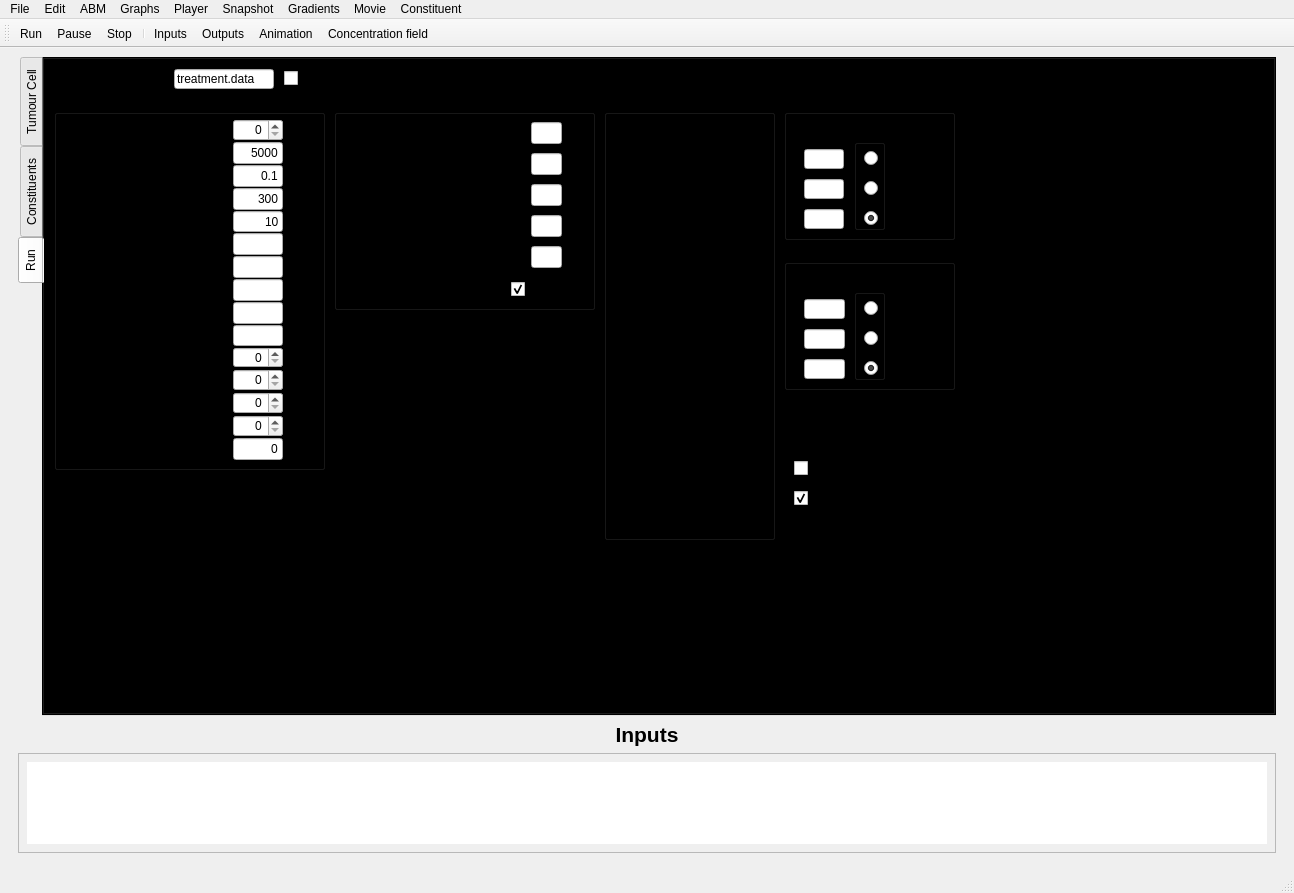
First picture: the form in GUI/spheroid_GUI.ui, repository gibbogle/spheroid-abm, before the edit.
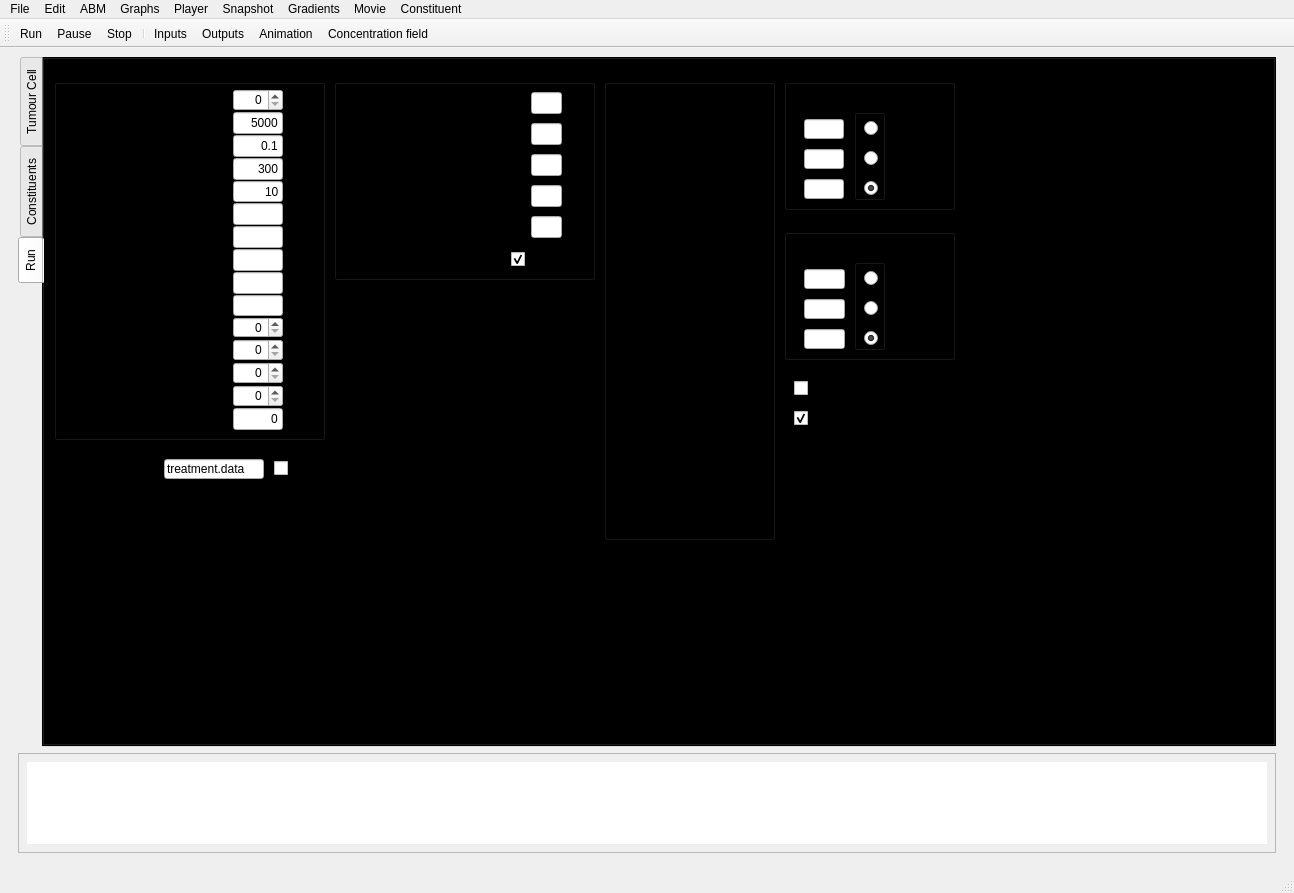
Second picture: the form after the edit. Icons and pictures are not drawn. Custom widgets are drawn as their Qt base class.

Commit message: Sizing of graph select groupbox

```diff
--- a/GUI/spheroid_GUI.ui
+++ b/GUI/spheroid_GUI.ui
@@ -1399,8 +1399,8 @@
            <widget class="QMyLabel" name="label_TREATMENT_FILE">
             <property name="geometry">
              <rect>
-              <x>30</x>
-              <y>10</y>
+              <x>20</x>
+              <y>400</y>
               <width>101</width>
               <height>21</height>
              </rect>
@@ -1412,8 +1412,8 @@
            <widget class="QLineEdit" name="text_TREATMENT_FILE">
             <property name="geometry">
              <rect>
-              <x>130</x>
-              <y>10</y>
+              <x>120</x>
+              <y>400</y>
               <width>100</width>
               <height>20</height>
              </rect>
@@ -1431,8 +1431,8 @@
            <widget class="QCheckBox" name="cbox_USE_TREATMENT_FILE">
             <property name="geometry">
              <rect>
-              <x>240</x>
-              <y>10</y>
+              <x>230</x>
+              <y>400</y>
               <width>51</width>
               <height>18</height>
              </rect>
@@ -1445,7 +1445,7 @@
             <property name="geometry">
              <rect>
               <x>610</x>
-              <y>30</y>
+              <y>0</y>
               <width>61</width>
               <height>16</height>
              </rect>
@@ -1463,9 +1463,9 @@
             <property name="geometry">
              <rect>
               <x>560</x>
-              <y>50</y>
+              <y>20</y>
               <width>171</width>
-              <height>431</height>
+              <height>461</height>
              </rect>
             </property>
             <property name="title">
@@ -1476,7 +1476,7 @@
             <property name="geometry">
              <rect>
               <x>290</x>
-              <y>50</y>
+              <y>20</y>
               <width>261</width>
               <height>201</height>
              </rect>
@@ -1706,7 +1706,7 @@
             <property name="geometry">
              <rect>
               <x>10</x>
-              <y>50</y>
+              <y>20</y>
               <width>271</width>
               <height>361</height>
              </rect>
@@ -2316,7 +2316,7 @@
             <property name="geometry">
              <rect>
               <x>750</x>
-              <y>400</y>
+              <y>320</y>
               <width>131</width>
               <height>18</height>
              </rect>
@@ -2329,7 +2329,7 @@
             <property name="geometry">
              <rect>
               <x>750</x>
-              <y>430</y>
+              <y>350</y>
               <width>131</width>
               <height>18</height>
              </rect>
@@ -2345,7 +2345,7 @@
             <property name="geometry">
              <rect>
               <x>740</x>
-              <y>50</y>
+              <y>20</y>
               <width>171</width>
               <height>131</height>
              </rect>
@@ -2473,7 +2473,7 @@
             <property name="geometry">
              <rect>
               <x>740</x>
-              <y>200</y>
+              <y>170</y>
               <width>171</width>
               <height>131</height>
              </rect>
@@ -2591,30 +2591,6 @@
           </widget>
          </widget>
         </item>
-        <item>
-         <widget class="QLabel" name="label_input">
-          <property name="maximumSize">
-           <size>
-            <width>16777215</width>
-            <height>30</height>
-           </size>
-          </property>
-          <property name="font">
-           <font>
-            <family>Segoe UI</family>
-            <pointsize>16</pointsize>
-            <weight>75</weight>
-            <bold>true</bold>
-           </font>
-          </property>
-          <property name="text">
-           <string>Inputs</string>
-          </property>
-          <property name="alignment">
-           <set>Qt::AlignCenter</set>
-          </property>
-         </widget>
-        </item>
         <item>
          <widget class="QTextEdit" name="text_more">
           <property name="sizePolicy">
```
Left out of the diff: 2 changed lines with no effect on the pictures. The commit also changes 1 other file.
